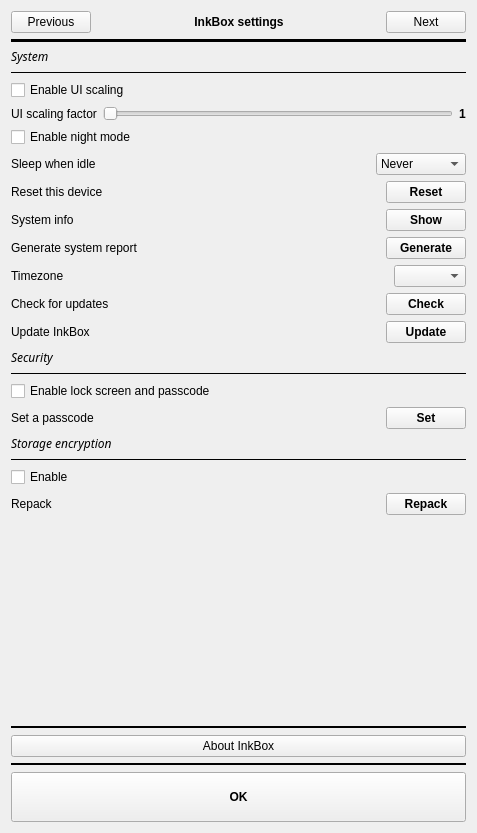
Above: src/settings/settings.ui from Quill-OS/quill before the change. Below: the same form after it.
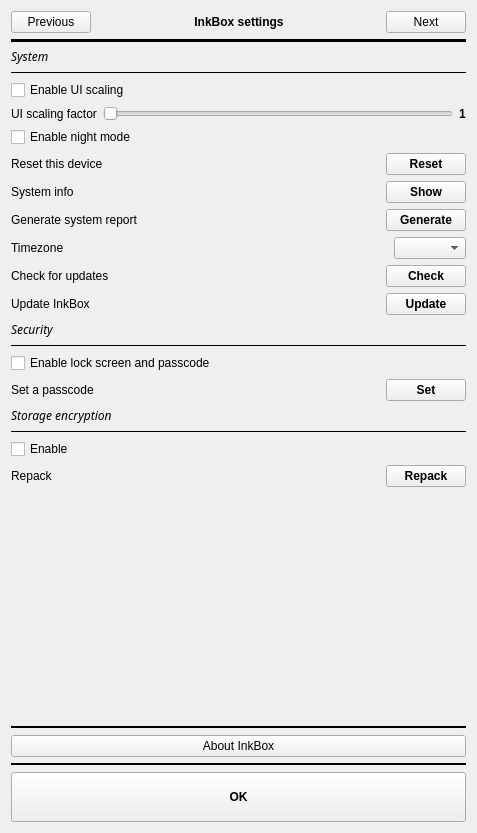
That is the form after the change. The open tabs and pages were chosen to show the change.

Patch:
```diff
--- a/src/settings/settings.ui
+++ b/src/settings/settings.ui
@@ -529,8 +529,8 @@
                <property name="bottomMargin">
                 <number>0</number>
                </property>
-               <item row="7" column="0">
-                <widget class="Line" name="line_9">
+               <item row="20" column="0">
+                <widget class="Line" name="line_2">
                  <property name="frameShadow">
                   <enum>QFrame::Plain</enum>
                  </property>
@@ -539,33 +539,13 @@
                  </property>
                 </widget>
                </item>
-               <item row="12" column="0">
-                <layout class="QGridLayout" name="gridLayout_12">
+               <item row="26" column="0">
+                <layout class="QGridLayout" name="gridLayout_17">
                  <property name="bottomMargin">
                   <number>0</number>
                  </property>
-                 <item row="0" column="0">
-                  <widget class="QLabel" name="label_8">
-                   <property name="text">
-                    <string>Reset this device</string>
-                   </property>
-                  </widget>
-                 </item>
-                 <item row="0" column="2">
-                  <widget class="QPushButton" name="resetBtn">
-                   <property name="font">
-                    <font>
-                     <weight>75</weight>
-                     <bold>true</bold>
-                    </font>
-                   </property>
-                   <property name="text">
-                    <string>Reset</string>
-                   </property>
-                  </widget>
-                 </item>
                  <item row="0" column="1">
-                  <spacer name="horizontalSpacer_8">
+                  <spacer name="horizontalSpacer_14">
                    <property name="orientation">
                     <enum>Qt::Horizontal</enum>
                    </property>
@@ -577,35 +557,15 @@
                    </property>
                   </spacer>
                  </item>
-                </layout>
-               </item>
-               <item row="22" column="0">
-                <widget class="QCheckBox" name="enableLockscreenCheckBox">
-                 <property name="text">
-                  <string>Enable lock screen and passcode</string>
-                 </property>
-                </widget>
-               </item>
-               <item row="23" column="0">
-                <layout class="QGridLayout" name="gridLayout_13">
-                 <property name="bottomMargin">
-                  <number>0</number>
-                 </property>
-                 <item row="0" column="1">
-                  <spacer name="horizontalSpacer_9">
-                   <property name="orientation">
-                    <enum>Qt::Horizontal</enum>
+                 <item row="0" column="0">
+                  <widget class="QLabel" name="repackLabel">
+                   <property name="text">
+                    <string>Repack</string>
                    </property>
-                   <property name="sizeHint" stdset="0">
-                    <size>
-                     <width>40</width>
-                     <height>20</height>
-                    </size>
-                   </property>
-                  </spacer>
+                  </widget>
                  </item>
                  <item row="0" column="2">
-                  <widget class="QPushButton" name="setPasscodeBtn">
+                  <widget class="QPushButton" name="repackBtn">
                    <property name="font">
                     <font>
                      <weight>75</weight>
@@ -613,20 +573,13 @@
                     </font>
                    </property>
                    <property name="text">
-                    <string>Set</string>
+                    <string>Repack</string>
                    </property>
                   </widget>
                  </item>
-                 <item row="0" column="0">
-                  <widget class="QLabel" name="setPasscodeLabel">
-                   <property name="text">
-                    <string>Set a passcode</string>
-                   </property>
-                  </widget>
-                 </item>
                 </layout>
                </item>
-               <item row="16" column="0">
+               <item row="15" column="0">
                 <layout class="QGridLayout" name="checkOtaUpdateGridLayout">
                  <property name="bottomMargin">
                   <number>0</number>
@@ -679,7 +632,74 @@
                  </property>
                 </widget>
                </item>
-               <item row="24" column="0">
+               <item row="22" column="0">
+                <layout class="QGridLayout" name="gridLayout_13">
+                 <property name="bottomMargin">
+                  <number>0</number>
+                 </property>
+                 <item row="0" column="1">
+                  <spacer name="horizontalSpacer_9">
+                   <property name="orientation">
+                    <enum>Qt::Horizontal</enum>
+                   </property>
+                   <property name="sizeHint" stdset="0">
+                    <size>
+                     <width>40</width>
+                     <height>20</height>
+                    </size>
+                   </property>
+                  </spacer>
+                 </item>
+                 <item row="0" column="2">
+                  <widget class="QPushButton" name="setPasscodeBtn">
+                   <property name="font">
+                    <font>
+                     <weight>75</weight>
+                     <bold>true</bold>
+                    </font>
+                   </property>
+                   <property name="text">
+                    <string>Set</string>
+                   </property>
+                  </widget>
+                 </item>
+                 <item row="0" column="0">
+                  <widget class="QLabel" name="setPasscodeLabel">
+                   <property name="text">
+                    <string>Set a passcode</string>
+                   </property>
+                  </widget>
+                 </item>
+                </layout>
+               </item>
+               <item row="19" column="0">
+                <widget class="QLabel" name="securityLabel">
+                 <property name="font">
+                  <font>
+                   <family>Chivo</family>
+                   <italic>true</italic>
+                  </font>
+                 </property>
+                 <property name="text">
+                  <string>Security</string>
+                 </property>
+                </widget>
+               </item>
+               <item row="25" column="0">
+                <widget class="QCheckBox" name="enableEncryptedStorageCheckBox">
+                 <property name="text">
+                  <string>Enable</string>
+                 </property>
+                </widget>
+               </item>
+               <item row="8" column="0">
+                <widget class="QCheckBox" name="enableUiScalingCheckBox">
+                 <property name="text">
+                  <string>Enable UI scaling</string>
+                 </property>
+                </widget>
+               </item>
+               <item row="23" column="0">
                 <widget class="QLabel" name="storageEncryptionLabel">
                  <property name="font">
                   <font>
@@ -692,8 +712,145 @@
                  </property>
                 </widget>
                </item>
+               <item row="14" column="0">
+                <layout class="QGridLayout" name="gridLayout_18">
+                 <property name="bottomMargin">
+                  <number>0</number>
+                 </property>
+                 <item row="0" column="0">
+                  <widget class="QLabel" name="label_11">
+                   <property name="text">
+                    <string>Timezone</string>
+                   </property>
+                  </widget>
+                 </item>
+                 <item row="0" column="1">
+                  <spacer name="horizontalSpacer_16">
+                   <property name="orientation">
+                    <enum>Qt::Horizontal</enum>
+                   </property>
+                   <property name="sizeHint" stdset="0">
+                    <size>
+                     <width>40</width>
+                     <height>20</height>
+                    </size>
+                   </property>
+                  </spacer>
+                 </item>
+                 <item row="0" column="2">
+                  <widget class="QComboBox" name="tzComboBox"/>
+                 </item>
+                </layout>
+               </item>
+               <item row="10" column="0">
+                <widget class="QCheckBox" name="darkModeCheckBox">
+                 <property name="text">
+                  <string>Enable night mode</string>
+                 </property>
+                </widget>
+               </item>
+               <item row="24" column="0">
+                <widget class="Line" name="line_10">
+                 <property name="frameShadow">
+                  <enum>QFrame::Plain</enum>
+                 </property>
+                 <property name="orientation">
+                  <enum>Qt::Horizontal</enum>
+                 </property>
+                </widget>
+               </item>
                <item row="21" column="0">
-                <widget class="Line" name="line_2">
+                <widget class="QCheckBox" name="enableLockscreenCheckBox">
+                 <property name="text">
+                  <string>Enable lock screen and passcode</string>
+                 </property>
+                </widget>
+               </item>
+               <item row="13" column="0">
+                <layout class="QGridLayout" name="gridLayout_19">
+                 <property name="bottomMargin">
+                  <number>0</number>
+                 </property>
+                 <item row="0" column="2">
+                  <widget class="QPushButton" name="generateSystemReportBtn">
+                   <property name="font">
+                    <font>
+                     <weight>75</weight>
+                     <bold>true</bold>
+                    </font>
+                   </property>
+                   <property name="text">
+                    <string>Generate</string>
+                   </property>
+                  </widget>
+                 </item>
+                 <item row="0" column="1">
+                  <spacer name="horizontalSpacer_15">
+                   <property name="orientation">
+                    <enum>Qt::Horizontal</enum>
+                   </property>
+                   <property name="sizeHint" stdset="0">
+                    <size>
+                     <width>40</width>
+                     <height>20</height>
+                    </size>
+                   </property>
+                  </spacer>
+                 </item>
+                 <item row="0" column="0">
+                  <widget class="QLabel" name="label_10">
+                   <property name="text">
+                    <string>Generate system report</string>
+                   </property>
+                  </widget>
+                 </item>
+                </layout>
+               </item>
+               <item row="18" column="0">
+                <layout class="QGridLayout" name="gridLayout_14">
+                 <property name="bottomMargin">
+                  <number>0</number>
+                 </property>
+                 <item row="0" column="1">
+                  <spacer name="horizontalSpacer_10">
+                   <property name="orientation">
+                    <enum>Qt::Horizontal</enum>
+                   </property>
+                   <property name="sizeHint" stdset="0">
+                    <size>
+                     <width>40</width>
+                     <height>20</height>
+                    </size>
+                   </property>
+                  </spacer>
+                 </item>
+                 <item row="0" column="0">
+                  <widget class="QLabel" name="updateLabel">
+                   <property name="text">
+                    <string>Update InkBox</string>
+                   </property>
+                   <property name="alignment">
+                    <set>Qt::AlignLeading|Qt::AlignLeft|Qt::AlignVCenter</set>
+                   </property>
+                  </widget>
+                 </item>
+                 <item row="0" column="2">
+                  <widget class="QPushButton" name="updateBtn">
+                   <property name="font">
+                    <font>
+                     <weight>75</weight>
+                     <bold>true</bold>
+                    </font>
+                   </property>
+                   <property name="text">
+                    <string>Update</string>
+                   </property>
+                  </widget>
+                 </item>
+                </layout>
+               </item>
+               <item row="7" column="0">
+                <widget class="Line" name="line_9">
                  <property name="frameShadow">
                   <enum>QFrame::Plain</enum>
                  </property>
@@ -702,6 +859,102 @@
                  </property>
                 </widget>
                </item>
+               <item row="27" column="0">
+                <spacer name="verticalSpacer_2">
+                 <property name="orientation">
+                  <enum>Qt::Vertical</enum>
+                 </property>
+                 <property name="sizeHint" stdset="0">
+                  <size>
+                   <width>20</width>
+                   <height>40</height>
+                  </size>
+                 </property>
+                </spacer>
+               </item>
+               <item row="12" column="0">
+                <layout class="QGridLayout" name="gridLayout_7">
+                 <property name="bottomMargin">
+                  <number>0</number>
+                 </property>
+                 <property name="verticalSpacing">
+                  <number>0</number>
+                 </property>
+                 <item row="0" column="0">
+                  <widget class="QLabel" name="label_9">
+                   <property name="text">
+                    <string>System info</string>
+                   </property>
+                  </widget>
+                 </item>
+                 <item row="0" column="1">
+                  <spacer name="horizontalSpacer_6">
+                   <property name="orientation">
+                    <enum>Qt::Horizontal</enum>
+                   </property>
+                   <property name="sizeHint" stdset="0">
+                    <size>
+                     <width>40</width>
+                     <height>20</height>
+                    </size>
+                   </property>
+                  </spacer>
+                 </item>
+                 <item row="0" column="2">
+                  <widget class="QPushButton" name="showSystemInfoBtn">
+                   <property name="font">
+                    <font>
+                     <weight>75</weight>
+                     <bold>true</bold>
+                    </font>
+                   </property>
+                   <property name="text">
+                    <string>Show</string>
+                   </property>
+                  </widget>
+                 </item>
+                </layout>
+               </item>
+               <item row="11" column="0">
+                <layout class="QGridLayout" name="gridLayout_12">
+                 <property name="bottomMargin">
+                  <number>0</number>
+                 </property>
+                 <item row="0" column="0">
+                  <widget class="QLabel" name="label_8">
+                   <property name="text">
+                    <string>Reset this device</string>
+                   </property>
+                  </widget>
+                 </item>
+                 <item row="0" column="2">
+                  <widget class="QPushButton" name="resetBtn">
+                   <property name="font">
+                    <font>
+                     <weight>75</weight>
+                     <bold>true</bold>
+                    </font>
+                   </property>
+                   <property name="text">
+                    <string>Reset</string>
+                   </property>
+                  </widget>
+                 </item>
+                 <item row="0" column="1">
+                  <spacer name="horizontalSpacer_8">
+                   <property name="orientation">
+                    <enum>Qt::Horizontal</enum>
+                   </property>
+                   <property name="sizeHint" stdset="0">
+                    <size>
+                     <width>40</width>
+                     <height>20</height>
+                    </size>
+                   </property>
+                  </spacer>
+                 </item>
+                </layout>
+               </item>
                <item row="9" column="0">
                 <layout class="QGridLayout" name="gridLayout_8">
                  <property name="bottomMargin">
@@ -754,328 +1007,6 @@
                  </item>
                 </layout>
                </item>
-               <item row="19" column="0">
-                <layout class="QGridLayout" name="gridLayout_14">
-                 <property name="bottomMargin">
-                  <number>0</number>
-                 </property>
-                 <item row="0" column="1">
-                  <spacer name="horizontalSpacer_10">
-                   <property name="orientation">
-                    <enum>Qt::Horizontal</enum>
-                   </property>
-                   <property name="sizeHint" stdset="0">
-                    <size>
-                     <width>40</width>
-                     <height>20</height>
-                    </size>
-                   </property>
-                  </spacer>
-                 </item>
-                 <item row="0" column="0">
-                  <widget class="QLabel" name="updateLabel">
-                   <property name="text">
-                    <string>Update InkBox</string>
-                   </property>
-                   <property name="alignment">
-                    <set>Qt::AlignLeading|Qt::AlignLeft|Qt::AlignVCenter</set>
-                   </property>
-                  </widget>
-                 </item>
-                 <item row="0" column="2">
-                  <widget class="QPushButton" name="updateBtn">
-                   <property name="font">
-                    <font>
-                     <weight>75</weight>
-                     <bold>true</bold>
-                    </font>
-                   </property>
-                   <property name="text">
-                    <string>Update</string>
-                   </property>
-                  </widget>
-                 </item>
-                </layout>
-               </item>
-               <item row="13" column="0">
-                <layout class="QGridLayout" name="gridLayout_7">
-                 <property name="bottomMargin">
-                  <number>0</number>
-                 </property>
-                 <property name="verticalSpacing">
-                  <number>0</number>
-                 </property>
-                 <item row="0" column="0">
-                  <widget class="QLabel" name="label_9">
-                   <property name="text">
-                    <string>System info</string>
-                   </property>
-                  </widget>
-                 </item>
-                 <item row="0" column="1">
-                  <spacer name="horizontalSpacer_6">
-                   <property name="orientation">
-                    <enum>Qt::Horizontal</enum>
-                   </property>
-                   <property name="sizeHint" stdset="0">
-                    <size>
-                     <width>40</width>
-                     <height>20</height>
-                    </size>
-                   </property>
-                  </spacer>
-                 </item>
-                 <item row="0" column="2">
-                  <widget class="QPushButton" name="showSystemInfoBtn">
-                   <property name="font">
-                    <font>
-                     <weight>75</weight>
-                     <bold>true</bold>
-                    </font>
-                   </property>
-                   <property name="text">
-                    <string>Show</string>
-                   </property>
-                  </widget>
-                 </item>
-                </layout>
-               </item>
-               <item row="14" column="0">
-                <layout class="QGridLayout" name="gridLayout_19">
-                 <property name="bottomMargin">
-                  <number>0</number>
-                 </property>
-                 <item row="0" column="2">
-                  <widget class="QPushButton" name="generateSystemReportBtn">
-                   <property name="font">
-                    <font>
-                     <weight>75</weight>
-                     <bold>true</bold>
-                    </font>
-                   </property>
-                   <property name="text">
-                    <string>Generate</string>
-                   </property>
-                  </widget>
-                 </item>
-                 <item row="0" column="1">
-                  <spacer name="horizontalSpacer_15">
-                   <property name="orientation">
-                    <enum>Qt::Horizontal</enum>
-                   </property>
-                   <property name="sizeHint" stdset="0">
-                    <size>
-                     <width>40</width>
-                     <height>20</height>
-                    </size>
-                   </property>
-                  </spacer>
-                 </item>
-                 <item row="0" column="0">
-                  <widget class="QLabel" name="label_10">
-                   <property name="text">
-                    <string>Generate system report</string>
-                   </property>
-                  </widget>
-                 </item>
-                </layout>
-               </item>
-               <item row="11" column="0">
-                <layout class="QGridLayout" name="gridLayout_16">
-                 <property name="bottomMargin">
-                  <number>0</number>
-                 </property>
-                 <property name="horizontalSpacing">
-                  <number>6</number>
-                 </property>
-                 <item row="0" column="1">
-                  <spacer name="horizontalSpacer_12">
-                   <property name="orientation">
-                    <enum>Qt::Horizontal</enum>
-                   </property>
-                   <property name="sizeHint" stdset="0">
-                    <size>
-                     <width>40</width>
-                     <height>20</height>
-                    </size>
-                   </property>
-                  </spacer>
-                 </item>
-                 <item row="0" column="0">
-                  <widget class="QLabel" name="sleepTimeoutLabel">
-                   <property name="text">
-                    <string>Sleep when idle</string>
-                   </property>
-                  </widget>
-                 </item>
-                 <item row="0" column="2">
-                  <widget class="QComboBox" name="sleepTimeoutComboBox">
-                   <item>
-                    <property name="text">
-                     <string>Never</string>
-                    </property>
-                   </item>
-                   <item>
-                    <property name="text">
-                     <string>2 minutes</string>
-                    </property>
-                   </item>
-                   <item>
-                    <property name="text">
-                     <string>5 minutes</string>
-                    </property>
-                   </item>
-                   <item>
-                    <property name="text">
-                     <string>10 minutes</string>
-                    </property>
-                   </item>
-                   <item>
-                    <property name="text">
-                     <string>15 minutes</string>
-                    </property>
-                   </item>
-                   <item>
-                    <property name="text">
-                     <string>30 minutes</string>
-                    </property>
-                   </item>
-                   <item>
-                    <property name="text">
-                     <string>60 minutes</string>
-                    </property>
-                   </item>
-                  </widget>
-                 </item>
-                </layout>
-               </item>
-               <item row="8" column="0">
-                <widget class="QCheckBox" name="enableUiScalingCheckBox">
-                 <property name="text">
-                  <string>Enable UI scaling</string>
-                 </property>
-                </widget>
-               </item>
-               <item row="28" column="0">
-                <spacer name="verticalSpacer_2">
-                 <property name="orientation">
-                  <enum>Qt::Vertical</enum>
-                 </property>
-                 <property name="sizeHint" stdset="0">
-                  <size>
-                   <width>20</width>
-                   <height>40</height>
-                  </size>
-                 </property>
-                </spacer>
-               </item>
-               <item row="10" column="0">
-                <widget class="QCheckBox" name="darkModeCheckBox">
-                 <property name="text">
-                  <string>Enable night mode</string>
-                 </property>
-                </widget>
-               </item>
-               <item row="27" column="0">
-                <layout class="QGridLayout" name="gridLayout_17">
-                 <property name="bottomMargin">
-                  <number>0</number>
-                 </property>
-                 <item row="0" column="1">
-                  <spacer name="horizontalSpacer_14">
-                   <property name="orientation">
-                    <enum>Qt::Horizontal</enum>
-                   </property>
-                   <property name="sizeHint" stdset="0">
-                    <size>
-                     <width>40</width>
-                     <height>20</height>
-                    </size>
-                   </property>
-                  </spacer>
-                 </item>
-                 <item row="0" column="0">
-                  <widget class="QLabel" name="repackLabel">
-                   <property name="text">
-                    <string>Repack</string>
-                   </property>
-                  </widget>
-                 </item>
-                 <item row="0" column="2">
-                  <widget class="QPushButton" name="repackBtn">
-                   <property name="font">
-                    <font>
-                     <weight>75</weight>
-                     <bold>true</bold>
-                    </font>
-                   </property>
-                   <property name="text">
-                    <string>Repack</string>
-                   </property>
-                  </widget>
-                 </item>
-                </layout>
-               </item>
-               <item row="20" column="0">
-                <widget class="QLabel" name="securityLabel">
-                 <property name="font">
-                  <font>
-                   <family>Chivo</family>
-                   <italic>true</italic>
-                  </font>
-                 </property>
-                 <property name="text">
-                  <string>Security</string>
-                 </property>
-                </widget>
-               </item>
-               <item row="25" column="0">
-                <widget class="Line" name="line_10">
-                 <property name="frameShadow">
-                  <enum>QFrame::Plain</enum>
-                 </property>
-                 <property name="orientation">
-                  <enum>Qt::Horizontal</enum>
-                 </property>
-                </widget>
-               </item>
-               <item row="26" column="0">
-                <widget class="QCheckBox" name="enableEncryptedStorageCheckBox">
-                 <property name="text">
-                  <string>Enable</string>
-                 </property>
-                </widget>
-               </item>
-               <item row="15" column="0">
-                <layout class="QGridLayout" name="gridLayout_18">
-                 <property name="bottomMargin">
-                  <number>0</number>
-                 </property>
-                 <item row="0" column="0">
-                  <widget class="QLabel" name="label_11">
-                   <property name="text">
-                    <string>Timezone</string>
-                   </property>
-                  </widget>
-                 </item>
-                 <item row="0" column="1">
-                  <spacer name="horizontalSpacer_16">
-                   <property name="orientation">
-                    <enum>Qt::Horizontal</enum>
-                   </property>
-                   <property name="sizeHint" stdset="0">
-                    <size>
-                     <width>40</width>
-                     <height>20</height>
-                    </size>
-                   </property>
-                  </spacer>
-                 </item>
-                 <item row="0" column="2">
-                  <widget class="QComboBox" name="tzComboBox"/>
-                 </item>
-                </layout>
-               </item>
               </layout>
              </item>
             </layout>
```
